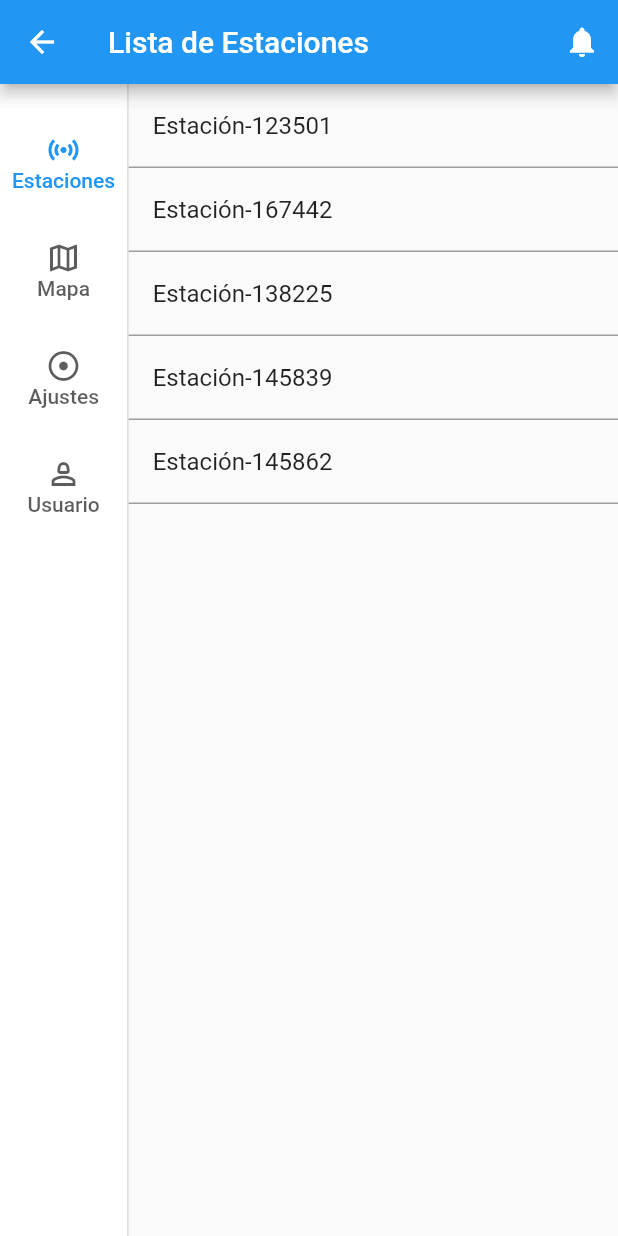
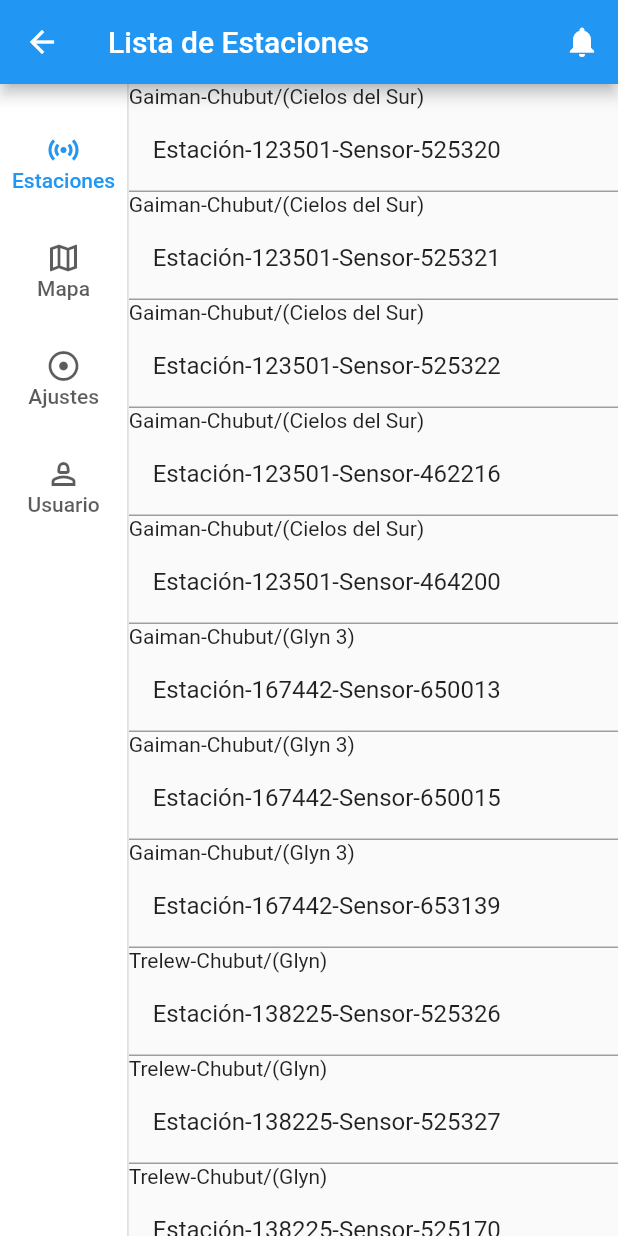
Before and after one commit to kniiok/estacionex, a Flutter app: the StationListPage screen opened directly, on a phone screen of 412 x 824 dp. Run offline on Flutter 3.47's test engine with Material 2 defaults, Android fonts, the light colour scheme and no system bars; our stand-ins replace flutter_map, latlong2, shared_preferences; missing offline and left inert: flutter_titled_container, mqtt_client; accounts and stored records are empty.

Commit message:
Sensores y Nombres

```diff
--- a/lib/MqttHandler.dart
+++ b/lib/MqttHandler.dart
@@ -50,26 +50,26 @@ class MqttHandler with ChangeNotifier {
       client.disconnect();
       return -1;
     }
-    var sensor = '';
-    switch (stationId) {
-      case 'Estación-123501':
-        sensor = 'Sensor-464200';
-        break;
-      case 'Estación-167442':
-        sensor = 'Sensor-650015';
-        break;
-      case 'Estación-138225':
-        sensor = 'Sensor-525327';
-        break;
-      case 'Estación-145839':
-        sensor = 'Sensor-653824';
-        break;
-      case 'Estación-145862':
-        sensor = 'Sensor-558414';
-        break;
-    }
+    // var sensor = '';
+    // switch (stationId) {
+    //   case 'Estación-123501':
+    //     sensor = 'Sensor-464200';
+    //     break;
+    //   case 'Estación-167442':
+    //     sensor = 'Sensor-650015';
+    //     break;
+    //   case 'Estación-138225':
+    //     sensor = 'Sensor-525327';
+    //     break;
+    //   case 'Estación-145839':
+    //     sensor = 'Sensor-653824';
+    //     break;
+    //   case 'Estación-145862':
+    //     sensor = 'Sensor-558414';
+    //     break;
+    // }
 
-    final topic = '$stationId-$sensor/$parameter';
+    final topic = '$stationId/$parameter';
     print('Subscribing to the $topic topic');
     client.subscribe(topic, MqttQos.atMostOnce);
 
--- a/lib/stationDetailPage.dart
+++ b/lib/stationDetailPage.dart
@@ -193,7 +193,7 @@ class _StationDetailPageState extends State<StationDetailPage> {
                 ),
                 TitledContainer(
                   titleColor: Colors.white,
-                  title: 'Última lluvia',
+                  title: 'Precipitación',
                   textAlign: TextAlignTitledContainer.Center,
                   fontSize: 14.0,
                   backgroundColor: Color.fromARGB(255, 108, 144, 174),
--- a/lib/stationListPage.dart
+++ b/lib/stationListPage.dart
@@ -99,31 +99,127 @@ class _StationListPageState extends State<StationListPage> {
           Expanded(
             child: ListView(
               children: const [
-                StationItem(name: 'Estación-123501'),
+                Text('Gaiman-Chubut/(Cielos del Sur)'),
+                StationItem(name: 'Estación-123501-Sensor-525320'),
                 Divider(
                   height: 0,
                   thickness: 1,
                   color: Colors.grey,
                 ),
-                StationItem(name: 'Estación-167442'),
+                Text('Gaiman-Chubut/(Cielos del Sur)'),
+                 StationItem(name: 'Estación-123501-Sensor-525321'),
                 Divider(
                   height: 0,
                   thickness: 1,
                   color: Colors.grey,
                 ),
-                StationItem(name: 'Estación-138225'),
+                Text('Gaiman-Chubut/(Cielos del Sur)'),
+                 StationItem(name: 'Estación-123501-Sensor-525322'),
                 Divider(
                   height: 0,
                   thickness: 1,
                   color: Colors.grey,
                 ),
-                StationItem(name: 'Estación-145839'),
+                Text('Gaiman-Chubut/(Cielos del Sur)'),
+                StationItem(name: 'Estación-123501-Sensor-462216'),
                 Divider(
                   height: 0,
                   thickness: 1,
                   color: Colors.grey,
                 ),
-                StationItem(name: 'Estación-145862'),
+                Text('Gaiman-Chubut/(Cielos del Sur)'),
+                StationItem(name: 'Estación-123501-Sensor-464200'),
+                Divider(
+                  height: 0,
+                  thickness: 1,
+                  color: Colors.grey,
+                ),
+                Text('Gaiman-Chubut/(Glyn 3)'),
+                StationItem(name: 'Estación-167442-Sensor-650013'),
+                Divider(
+                  height: 0,
+                  thickness: 1,
+                  color: Colors.grey,
+                ),
+                Text('Gaiman-Chubut/(Glyn 3)'),
+                StationItem(name: 'Estación-167442-Sensor-650015'),
+                Divider(
+                  height: 0,
+                  thickness: 1,
+                  color: Colors.grey,
+                ),
+                Text('Gaiman-Chubut/(Glyn 3)'),
+                StationItem(name: 'Estación-167442-Sensor-653139'),
+                Divider(
+                  height: 0,
+                  thickness: 1,
+                  color: Colors.grey,
+                ),
+                Text('Trelew-Chubut/(Glyn)'),
+                StationItem(name: 'Estación-138225-Sensor-525326'),
+                Divider(
+                  height: 0,
+                  thickness: 1,
+                  color: Colors.grey,
+                ),
+                Text('Trelew-Chubut/(Glyn)'),
+                StationItem(name: 'Estación-138225-Sensor-525327'),
+                Divider(
+                  height: 0,
+                  thickness: 1,
+                  color: Colors.grey,
+                ),
+                Text('Trelew-Chubut/(Glyn)'),
+                StationItem(name: 'Estación-138225-Sensor-525170'),
+                Divider(
+                  height: 0,
+                  thickness: 1,
+                  color: Colors.grey,
+                ),
+                Text('Los Antiguos-Santa Cruz/(Villa Favaloro)'),
+                StationItem(name: 'Estación-145839-Sensor-557448'),
+                Divider(
+                  height: 0,
+                  thickness: 1,
+                  color: Colors.grey,
+                ),
+                Text('Los Antiguos-Santa Cruz/(Villa Favaloro)'),
+                StationItem(name: 'Estación-145839-Sensor-653825'),
+                Divider(
+                  height: 0,
+                  thickness: 1,
+                  color: Colors.grey,
+                ),
+                Text('Los Antiguos-Santa Cruz/(Villa Favaloro)'),
+                StationItem(name: 'Estación-145839-Sensor-653824'),
+                Divider(
+                  height: 0,
+                  thickness: 1,
+                  color: Colors.grey,
+                ),
+                Text('Los Antiguos-Santa Cruz/(Villa Favaloro)'),
+                StationItem(name: 'Estación-145839-Sensor-653826'),
+                Divider(
+                  height: 0,
+                  thickness: 1,
+                  color: Colors.grey,
+                ),
+                Text('Trelew-Chubut/(Las Santinas VIRCH)'),
+                StationItem(name: 'Estación-145862-Sensor-558414'),
+                Divider(
+                  height: 0,
+                  thickness: 1,
+                  color: Colors.grey,
+                ),
+                Text('Trelew-Chubut/(Las Santinas VIRCH)'),
+                StationItem(name: 'Estación-145862-Sensor-557537'),
+                Divider(
+                  height: 0,
+                  thickness: 1,
+                  color: Colors.grey,
+                ),
+                 Text('Trelew-Chubut/(Las Santinas VIRCH)'),
+                StationItem(name: 'Estación-145862-Sensor-653141'),
                 Divider(
                   height: 0,
                   thickness: 1,
```
